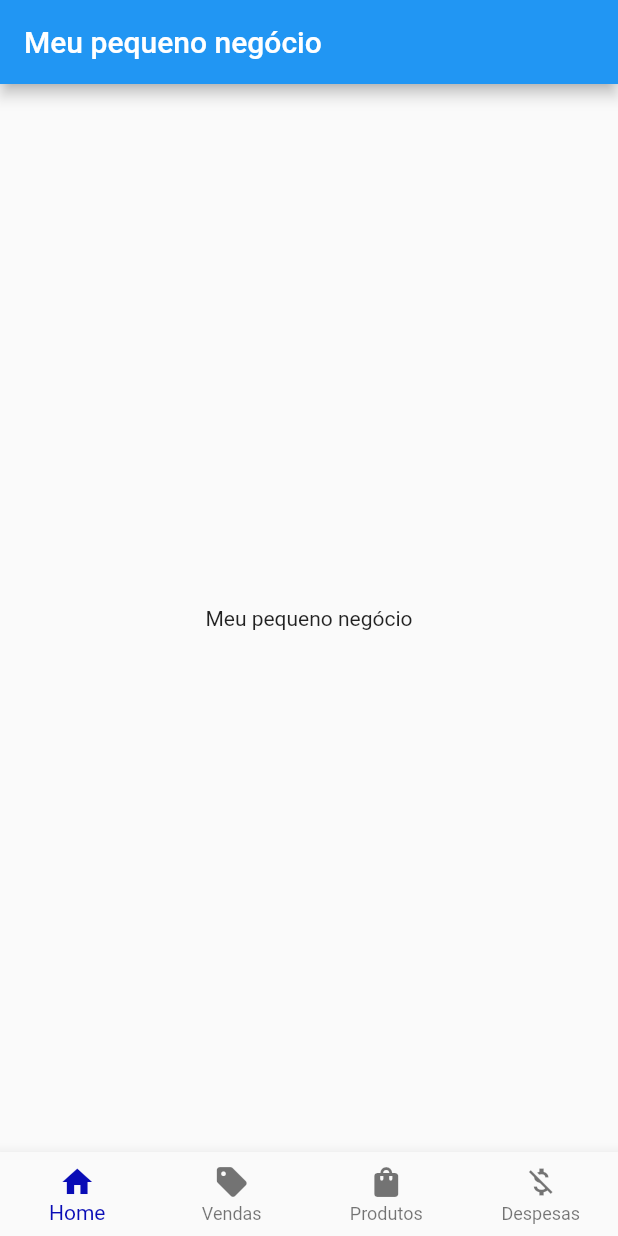
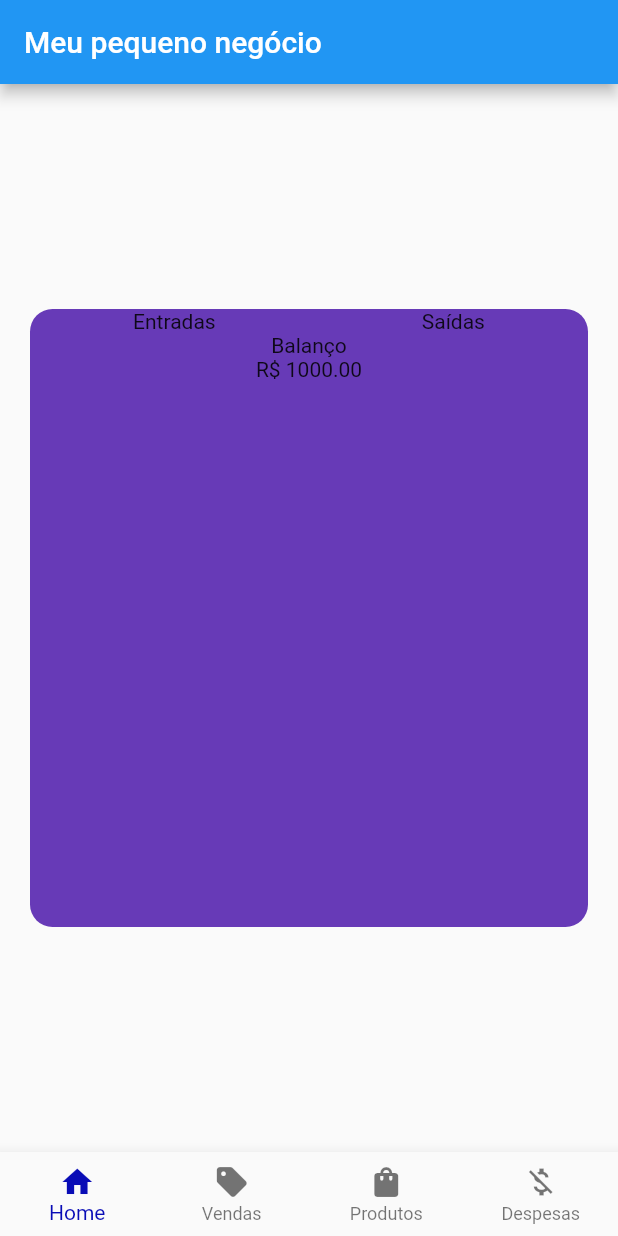
Before and after one commit to Kauanphbbb/my_little_business, a Flutter app: the screen it shows after launch, on a phone screen of 412 x 824 dp. Run offline on Flutter 3.47's test engine with Material 2 defaults, Android fonts, the phone set to English and light mode, and no system bars.

Commit message:
feat: initial home page

```diff
--- a/lib/app/pages/home_page/home_page.dart
+++ b/lib/app/pages/home_page/home_page.dart
@@ -9,8 +9,33 @@ class HomePage extends StatelessWidget {
       appBar: AppBar(
         title: const Text('Meu pequeno negócio'),
       ),
-      body: const Center(
-        child: Text('Meu pequeno negócio'),
+      body: Center(
+        child: Container(
+          margin: const EdgeInsets.all(20),
+          height: MediaQuery.of(context).size.height * 0.5,
+          decoration: const BoxDecoration(
+            color: Colors.deepPurple,
+            borderRadius: BorderRadius.all(Radius.circular(15)),
+          ),
+
+          child: Column(
+            children: [
+              Row(
+                mainAxisAlignment: MainAxisAlignment.spaceAround,
+                children: const [
+                  Text('Entradas'),
+                  Text('Saídas')
+                ],
+              ),
+              Column(
+                children: const [
+                  Text('Balanço'),
+                  Text('R\$ 1000.00')
+                ],
+              ),
+            ],
+          ),
+        ),
       ),
     );
   }
```
